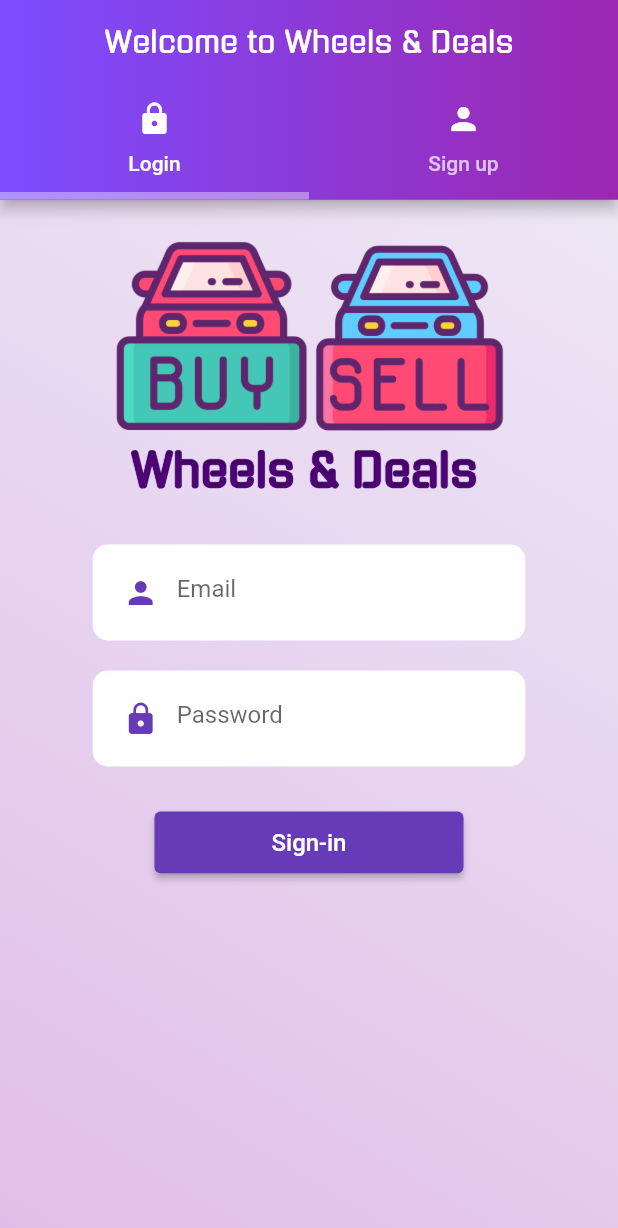
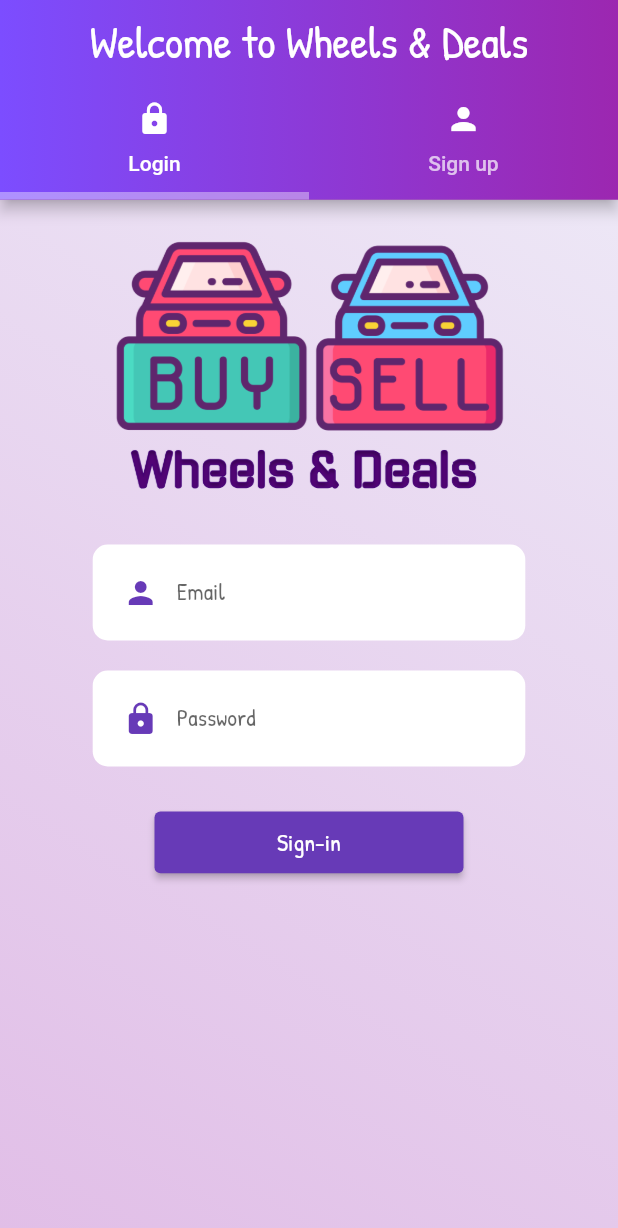
Before and after one commit to tenusha10/Wheels_Deals, a Flutter app: the screen it shows after launch, on a phone screen of 412 x 824 dp. Shown: the top 1228 px of the screen. Run offline on Flutter 3.47's test engine with Material 2 defaults, Android fonts, the phone set to English and light mode, and no system bars; our stand-ins replace cloud_firestore, firebase_auth, firebase_core, google_fonts; accounts and stored records are empty.

Commit message:
minor chnages

```diff
--- a/wheels_deals/lib/loginScreen.dart
+++ b/wheels_deals/lib/loginScreen.dart
@@ -27,7 +27,9 @@ class _loginScreenState extends State<loginScreen> {
               title: Text(
                 "Welcome to Wheels & Deals",
                 style: TextStyle(
-                    fontSize: 20, color: Colors.white, fontFamily: "Gugi"),
+                  fontSize: 30,
+                  color: Colors.white,
+                ),
               ),
               centerTitle: true,
               bottom: TabBar(
--- a/wheels_deals/lib/main.dart
+++ b/wheels_deals/lib/main.dart
@@ -2,6 +2,7 @@ import 'package:flutter/material.dart';
 import 'package:wheels_deals/splashScreen.dart';
 import 'package:firebase_core/firebase_core.dart';
 import 'firebase_options.dart';
+import 'package:google_fonts/google_fonts.dart';
 
 void main() async {
   WidgetsFlutterBinding.ensureInitialized();
@@ -19,15 +20,9 @@ class MyApp extends StatelessWidget {
       title: 'Wheels and Deals',
       debugShowCheckedModeBanner: false,
       theme: ThemeData(
-        // This is the theme of your application.
-        //
-        // Try running your application with "flutter run". You'll see the
-        // application has a blue toolbar. Then, without quitting the app, try
-        // changing the primarySwatch below to Colors.green and then invoke
-        // "hot reload" (press "r" in the console where you ran "flutter run",
-        // or simply save your changes to "hot reload" in a Flutter IDE).
-        // Notice that the counter didn't reset back to zero; the application
-        // is not restarted.
+        textTheme: GoogleFonts.patrickHandTextTheme(
+          Theme.of(context).textTheme,
+        ),
         primarySwatch: Colors.purple,
       ),
       home: splashScreen(),
--- a/wheels_deals/pubspec.yaml
+++ b/wheels_deals/pubspec.yaml
@@ -29,6 +29,7 @@ dependencies:
   firebase_auth: ^3.3.7
   firebase_core: ^1.12.0
   cloud_firestore: ^3.1.8
+  google_fonts: ^2.3.1
 
 dev_dependencies:
   flutter_test:
```
Also changed, not shown: wheels_deals/pubspec.lock, 2 other files.
